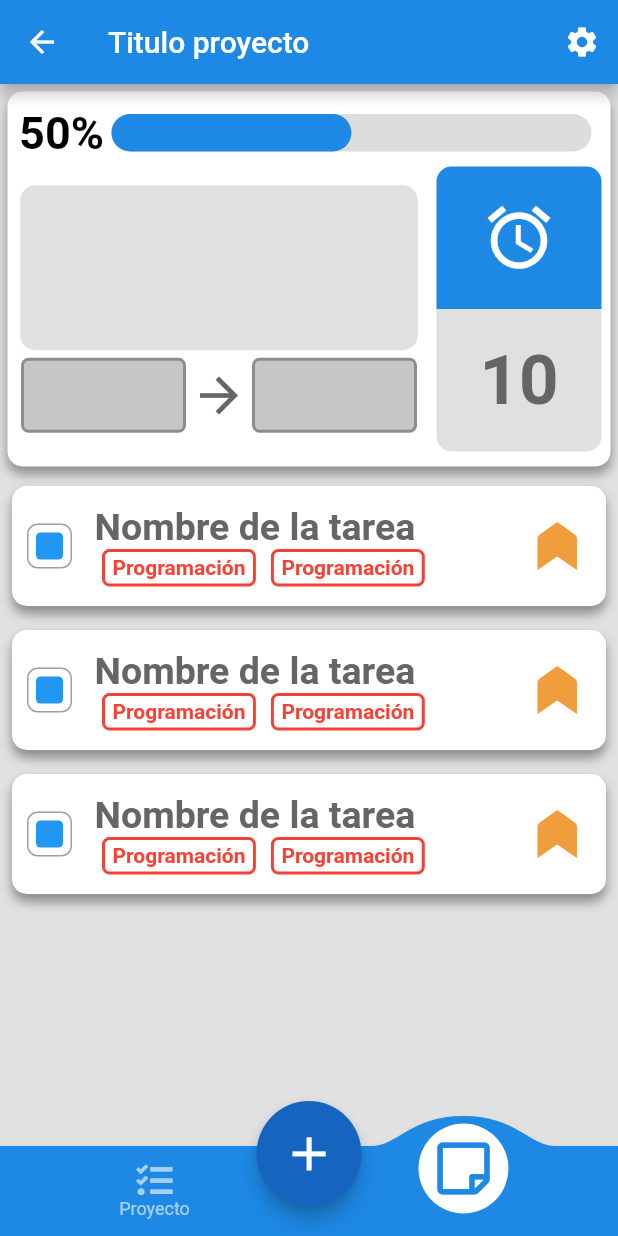
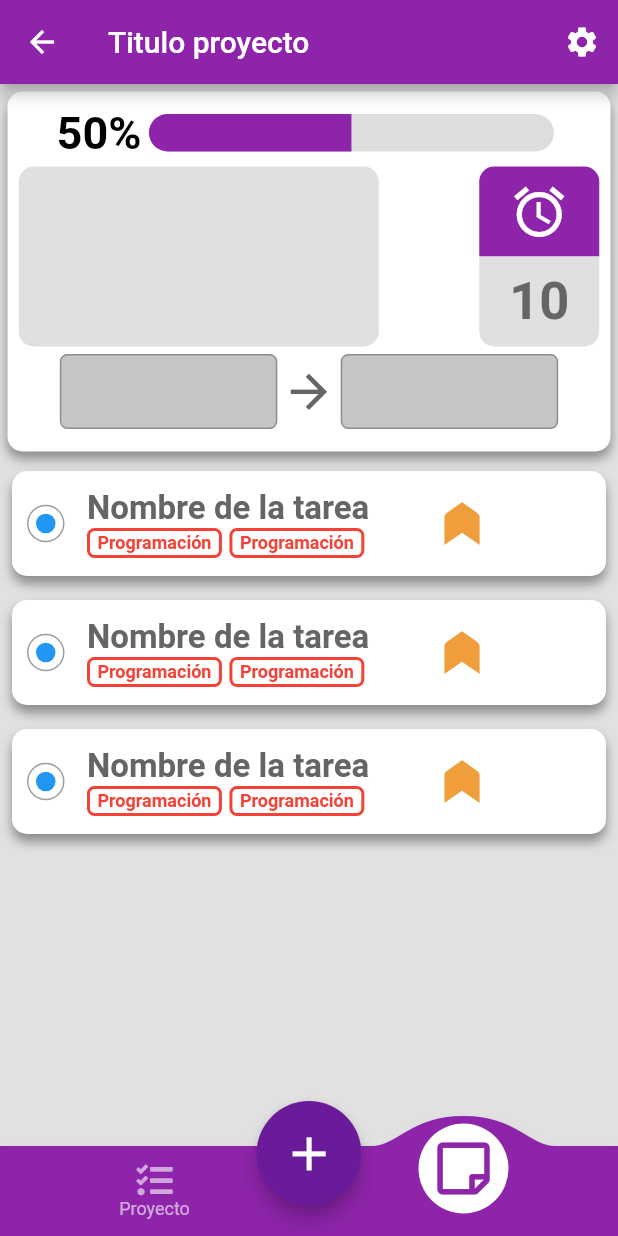
Before and after one commit to Naitsab43/uProject, a Flutter app: the ProjectScreen screen opened by its route, item 2 of the bottom bar chosen, on a phone screen of 412 x 824 dp. Run offline on Flutter 3.47's test engine with Material 2 defaults, Android fonts, the phone set to English and light mode, and no system bars; drawn by our look-alikes of convex_bottom_bar; our stand-ins replace font_awesome_flutter.

Commit message:
Refactor: Refactor of Project Screen, the size of the widgets had overflow

```diff
--- a/lib/screens/project_screen.dart
+++ b/lib/screens/project_screen.dart
@@ -75,21 +75,16 @@ class _TodoItem extends StatelessWidget {
 
   @override
   Widget build(BuildContext context) {
-    return GestureDetector(
-      child: Container(
+    return Container(
       margin: EdgeInsets.symmetric(horizontal: 8, vertical: 8),
       width: 100,
-        height: 80,
+      height: 70,
       decoration: _createDecoration(),
       child: _TodoItemBody(
         title: title,
         importancy: importancy,
         selectedImportancy: selectedImportancy
       ),
-      ),
-      onTap: () => {
-        Navigator.pushNamed(context, "task")
-      },
     );
 
   }
@@ -122,6 +117,7 @@ class _TodoItemBody extends StatelessWidget {
   final Map<String, Color> importancy;
   final String selectedImportancy;
 
+
   @override
   Widget build(BuildContext context) {
     return Row(
@@ -131,35 +127,44 @@ class _TodoItemBody extends StatelessWidget {
 
         CustomCheckBox(
           value: true,
-          width: 30,
-          height: 30,
+          width: 25,
+          height: 25,
           onSelect: (value) => null
         ),
 
         SizedBox(width: 15,),
+
+        GestureDetector(
+          child: Row(
+            children: [
 
               Column(
                 mainAxisAlignment: MainAxisAlignment.center,
                 crossAxisAlignment: CrossAxisAlignment.start,
                 children: [
 
-            Text(this.title, style: TextStyle(color: Color.fromRGBO(101, 101, 101, 1),fontSize: 25, fontWeight: FontWeight.bold), maxLines: 1,),
+                  Text(this.title, style: TextStyle(color: Color.fromRGBO(101, 101, 101, 1),fontSize: 22, fontWeight: FontWeight.bold), maxLines: 1,),
 
-            LabelList(width: 280,),
+                  LabelList(width: 230,),
 
                 ],
               ),
 
-        Expanded(child: Container()),
-
               Transform.rotate(
-          child: Icon(Icons.label_important, color: this.importancy["${this.selectedImportancy}"], size: 45,),
+                child: Icon(Icons.label_important, color: this.importancy["${this.selectedImportancy}"], size: 40,),
                 angle: -180 * pi / 360,
               ),
 
               SizedBox(width: 10,)
 
             ],
+          ),
+          onTap: () => {
+            Navigator.pushNamed(context, "task")
+          },
+        ),
+
+      ],
     );
   }
 }
--- a/lib/screens/task_screen.dart
+++ b/lib/screens/task_screen.dart
@@ -56,8 +56,8 @@ class _PaperBackgroundInfo extends StatelessWidget {
 
         CustomCheckBox(
           value: false,
-          width: 30,
-          height: 30,
+          width: 25,
+          height: 25,
           onSelect: (value) => null
         ),
 
--- a/lib/theme/theme.dart
+++ b/lib/theme/theme.dart
@@ -6,8 +6,8 @@ class CustomTheme {
   static ThemeData get theme {
 
     return ThemeData(
-      primaryColor: Colors.blue[600],
-      floatingActionButtonTheme: FloatingActionButtonThemeData(backgroundColor: Colors.blue[800])
+      primaryColor: Colors.purple[600],
+      floatingActionButtonTheme: FloatingActionButtonThemeData(backgroundColor: Colors.purple[800])
     );
 
   }
--- a/lib/widgets/home/project_grid.dart
+++ b/lib/widgets/home/project_grid.dart
@@ -1,5 +1,6 @@
 import 'package:flutter/material.dart';
 import 'package:notas_app/widgets/shared/progress_bar.dart';
+import 'package:notas_app/widgets/shared/select_date.dart';
 
 class ProjectGrid extends StatelessWidget {
 
@@ -79,19 +80,7 @@ class _CardContent extends StatelessWidget {
               height: 50,
             ),
 
-            Container(
-              width: double.infinity,
-              child: Row(
-                mainAxisAlignment: MainAxisAlignment.center,
-                children: [
-
-                  _SelectDate(),
-                  Icon(Icons.arrow_forward, color: Color.fromRGBO(101, 101, 101, 1)),
-                  _SelectDate(),
-
-                ],
-              ),
-            ),
+            SelectDate(width: 60, height: 30,),
 
             SizedBox(height: 10,),
 
@@ -120,20 +109,3 @@ class _CardContent extends StatelessWidget {
 
 
 }
-
-class _SelectDate extends StatelessWidget {
-
-  @override
-  Widget build(BuildContext context) {
-    return Container(
-      decoration: BoxDecoration(
-        color: Color.fromRGBO(198, 198, 198, 1),
-        borderRadius: BorderRadius.circular(5),
-        border: Border.all(color: Color.fromRGBO(141, 141, 141, 1))
-      ),
-      margin: EdgeInsets.symmetric(horizontal: 3),
-      height: 30,
-      width: 60,
-    );
-  }
-}
--- a/lib/widgets/shared/custom_checkbox.dart
+++ b/lib/widgets/shared/custom_checkbox.dart
@@ -62,7 +62,7 @@ class _CustomCheckBoxState extends State<CustomCheckBox> {
 
       decoration: BoxDecoration(
         color: widget.backgroudColor ?? Colors.transparent,
-        borderRadius: widget.borderRadius ?? BorderRadius.circular(7),
+        borderRadius: widget.borderRadius ?? BorderRadius.circular(50),
         border: Border.all(width: 1, color: Colors.grey)
       ),
       width: widget.width,
@@ -73,7 +73,7 @@ class _CustomCheckBoxState extends State<CustomCheckBox> {
           child: Container(
             decoration: BoxDecoration(
               color: _selectedColor,
-              borderRadius: BorderRadius.circular(3),
+              borderRadius: BorderRadius.circular(50),
             ),
           ),
           onTap: (){
--- a/lib/widgets/shared/description_card.dart
+++ b/lib/widgets/shared/description_card.dart
@@ -1,5 +1,6 @@
 import 'package:flutter/material.dart';
 import 'package:notas_app/widgets/shared/progress_bar.dart';
+import 'package:notas_app/widgets/shared/select_date.dart';
 
 
 class ProjectDescriptionCard extends StatelessWidget {
@@ -9,27 +10,22 @@ class ProjectDescriptionCard extends StatelessWidget {
     return Padding(
       padding: EdgeInsets.all(5),
       child: Container(
+
         child: Column(
           children: [
 
             SizedBox(height: 10,),
-            ProgressBar(height: 25),
+
+            ProgressBar(height: 25, width: 270,),
+
             SizedBox(height: 5,),
-            Row(
-              mainAxisAlignment: MainAxisAlignment.center,
-              children: [
 
-                _DescriptionBody(),
-                SizedBox(width: 10,),
-                _RemainingDays()
-
-              ],
-            )
+            _DescriptionBody(),
 
           ],
         ),
         width: double.infinity,
-        height: 250,
+        height: 240,
         decoration: _createCardDecoration(),
       ),
     );
@@ -60,9 +56,9 @@ class _RemainingDays extends StatelessWidget {
       children: [
 
         Container(
-          height: 95,
-          width: 110,
-          child: Icon(Icons.access_alarm, color: Colors.white, size: 50,),
+          height: 60,
+          width: 80,
+          child: Icon(Icons.access_alarm, color: Colors.white, size: 40,),
           decoration: BoxDecoration(
             color: Theme.of(context).primaryColor,
             borderRadius: BorderRadius.only(topLeft: Radius.circular(10), topRight: Radius.circular(10))
@@ -70,9 +66,9 @@ class _RemainingDays extends StatelessWidget {
         ),
         Container(
           alignment: Alignment.center,
-          width: 110,
-          height: 95,
-          child: Text("10", style: TextStyle( color: Color.fromRGBO(101, 101, 101, 1),fontSize: 46, fontWeight: FontWeight.bold),),
+          width: 80,
+          height: 60,
+          child: Text("10", style: TextStyle( color: Color.fromRGBO(101, 101, 101, 1),fontSize: 35, fontWeight: FontWeight.bold),),
           decoration: BoxDecoration(
             color: Color.fromRGBO(224, 224, 224, 1),
             borderRadius: BorderRadius.only(bottomLeft: Radius.circular(10), bottomRight: Radius.circular(10))
@@ -88,49 +84,42 @@ class _DescriptionBody extends StatelessWidget {
 
   @override
   Widget build(BuildContext context) {
+
+    final size = MediaQuery.of(context).size;
+
     return Column(
+      crossAxisAlignment: CrossAxisAlignment.center,
+      mainAxisAlignment: MainAxisAlignment.center,
       children: [
 
         Container(
-          height: 110,
-          width: 265,
-          decoration:  BoxDecoration(
-            color: Color.fromRGBO(224, 224, 224, 1),
-            borderRadius: BorderRadius.circular(10)
-          )
+          width: size.width - 25,
+          child: Row(
+            mainAxisAlignment: MainAxisAlignment.spaceBetween,
+            children: [
 
+              Container(
+                height: 120,
+                width: 240,
+                decoration:  BoxDecoration(
+                  color: Color.fromRGBO(224, 224, 224, 1),
+                  borderRadius: BorderRadius.circular(10)
+                )
+
+              ),
+
+              SizedBox(width: 8,),
+
+              _RemainingDays(),
+
+            ],
+
+          ),
         ),
 
         SizedBox(height: 5,),
 
-        Row(
-          mainAxisAlignment: MainAxisAlignment.center,
-          children: [
-
-            Container(
-              margin: EdgeInsets.symmetric(horizontal: 3),
-              height: 50,
-              width: 110,
-              decoration: BoxDecoration(
-                color: Color.fromRGBO(198, 198, 198, 1),
-                borderRadius: BorderRadius.circular(5),
-                border: Border.all(color: Color.fromRGBO(141, 141, 141, 1), width: 2)
-              ),
-            ),
-            Icon(Icons.arrow_forward, color: Color.fromRGBO(101, 101, 101, 1), size: 38,),
-            Container(
-              decoration: BoxDecoration(
-                color: Color.fromRGBO(198, 198, 198, 1),
-                borderRadius: BorderRadius.circular(5),
-                border: Border.all(color: Color.fromRGBO(141, 141, 141, 1), width: 2)
-              ),
-              margin: EdgeInsets.symmetric(horizontal: 3),
-              height: 50,
-              width: 110,
-            ),
-
-          ],
-        ),
+        SelectDate(width: 145, height: 50,)
 
 
       ],
--- a/lib/widgets/shared/label_list.dart
+++ b/lib/widgets/shared/label_list.dart
@@ -12,27 +12,31 @@ class LabelList extends StatelessWidget {
   Widget build(BuildContext context) {
     return Container(
       width: width,
-      height: 25,
+      height: 20,
       child: ListView.builder(
         scrollDirection: Axis.horizontal,
         itemCount: 2,
-        itemBuilder: (BuildContext context, int i){
-
-          return Container(
-            alignment: Alignment.center,
-            margin: EdgeInsets.symmetric(horizontal: 5),
-            decoration: BoxDecoration(
-              border: Border.all(color: Colors.red, width: 2),
-              borderRadius: BorderRadius.circular(5)
-            ),
-            child: Padding(
-              padding: EdgeInsets.symmetric(horizontal: 5),
-              child: Text("Programación", style: TextStyle(color: Colors.red, fontSize: 14, fontWeight: FontWeight.bold)),
-            ),
-          );
-
-        },
+        itemBuilder: (BuildContext context, int i) => _LabelItem()
       ),
     );
   }
 }
+
+class _LabelItem extends StatelessWidget {
+
+  @override
+  Widget build(BuildContext context) {
+    return Container(
+      alignment: Alignment.center,
+      margin: EdgeInsets.only(right: 5),
+      decoration: BoxDecoration(
+        border: Border.all(color: Colors.red, width: 2),
+        borderRadius: BorderRadius.circular(5),
+      ),
+      child: Padding(
+        padding: EdgeInsets.symmetric(horizontal: 5),
+        child: Text("Programación", style: TextStyle(color: Colors.red, fontSize: 12, fontWeight: FontWeight.bold)),
+      ),
+    );
+  }
+}
--- a/lib/widgets/shared/progress_bar.dart
+++ b/lib/widgets/shared/progress_bar.dart
@@ -48,8 +48,9 @@ class ProgressBarPreview extends StatelessWidget {
 class ProgressBar extends StatelessWidget {
 
   final double height;
+  final double width;
 
-  ProgressBar({required this.height});
+  ProgressBar({required this.height, required this.width});
 
   @override
   Widget build(BuildContext context) {
@@ -67,17 +68,17 @@ class ProgressBar extends StatelessWidget {
                 color: Color.fromRGBO(221, 221, 221, 1),
               ),
               height: this.height,
-              width: 320,
+              width: this.width,
             ),
 
             Container(
               margin: EdgeInsets.symmetric(horizontal: 5),
               decoration: BoxDecoration(
-                borderRadius: BorderRadius.circular(50),
+                borderRadius: BorderRadius.only(bottomLeft: Radius.circular(50), topLeft: Radius.circular(50)),
                 color: Theme.of(context).primaryColor,
               ),
               height: this.height,
-              width: 320 * 0.5,
+              width: this.width * 0.5,
             ),
 
 
--- /dev/null
+++ b/lib/widgets/shared/select_date.dart
@@ -0,0 +1,50 @@
+import 'package:flutter/material.dart';
+
+
+class SelectDate extends StatelessWidget {
+
+  final double width;
+  final double height;
+
+  SelectDate({
+    required this.width,
+    required this.height
+  });
+
+  @override
+  Widget build(BuildContext context) {
+
+    return Container(
+      width: double.infinity,
+      child: Row(
+        mainAxisAlignment: MainAxisAlignment.center,
+        children: [
+
+          Container(
+            decoration: BoxDecoration(
+              color: Color.fromRGBO(198, 198, 198, 1),
+              borderRadius: BorderRadius.circular(5),
+              border: Border.all(color: Color.fromRGBO(141, 141, 141, 1))
+            ),
+            margin: EdgeInsets.symmetric(horizontal: 3),
+            height: this.height,
+            width: this.width,
+          ),
+          Icon(Icons.arrow_forward, color: Color.fromRGBO(101, 101, 101, 1), size: this.width * 0.25,),
+          Container(
+            decoration: BoxDecoration(
+              color: Color.fromRGBO(198, 198, 198, 1),
+              borderRadius: BorderRadius.circular(5),
+              border: Border.all(color: Color.fromRGBO(141, 141, 141, 1))
+            ),
+            margin: EdgeInsets.symmetric(horizontal: 3),
+            height: this.height,
+            width: this.width,
+          )
+
+        ],
+      ),
+    );
+
+  }
+}
```
Lines whose indentation alone changed are shown as unchanged.
